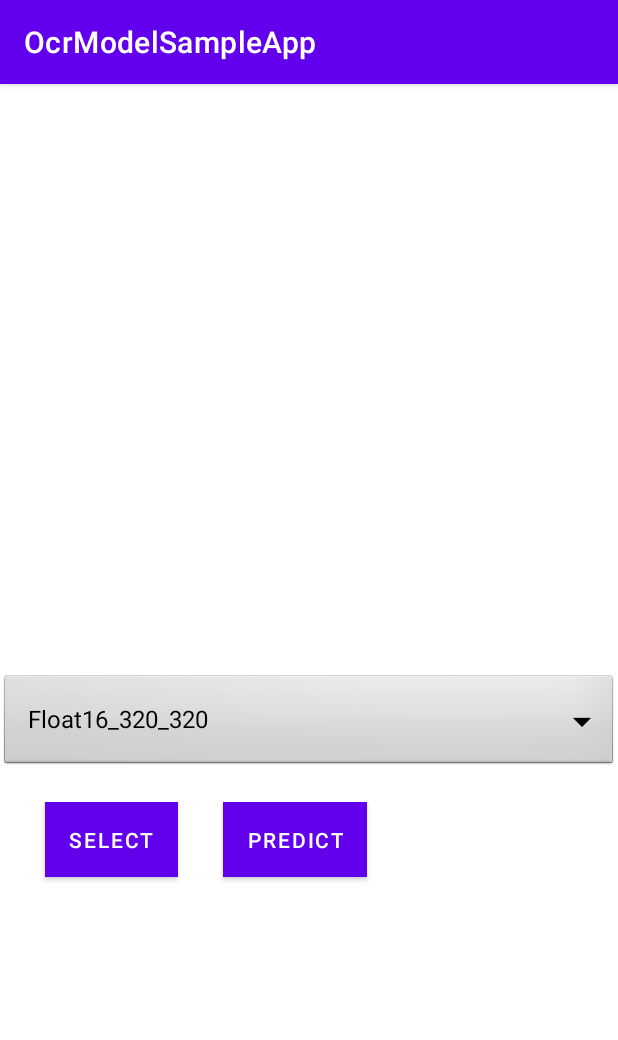
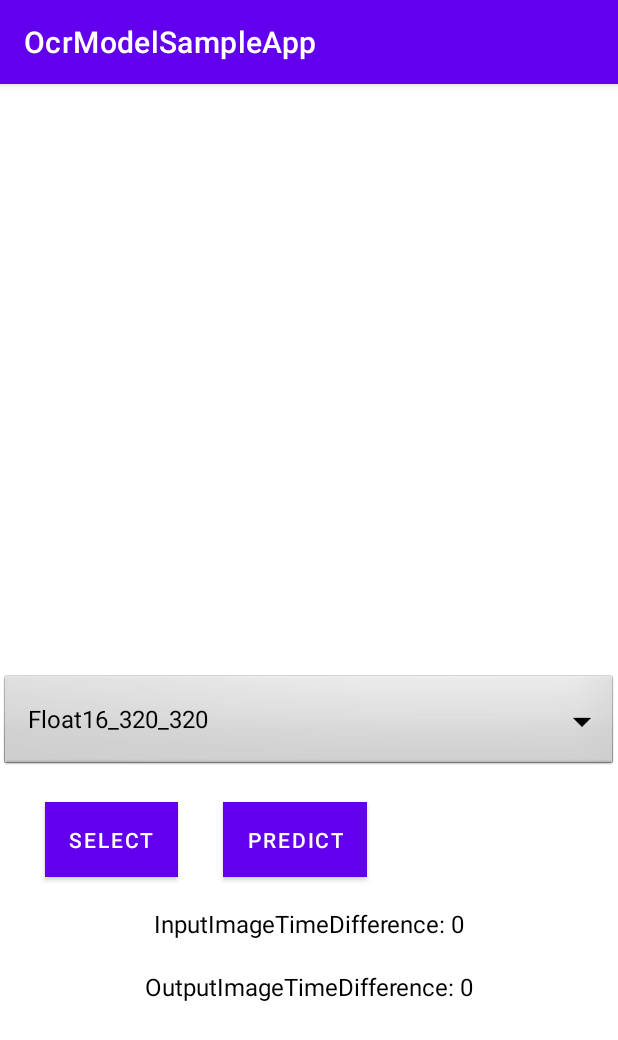
Before and after one commit to iamsharad98/OcrModelApp, an Android app: the screen it shows after launch (MainActivity), after a tap on "PREDICT", on a phone screen of 412 x 824 dp. Shown: the top 1040 px of the screen. Run offline under Robolectric (Android 15) with nearby library versions, the phone set to English and light mode, and no system bars; libraries missing offline, so code that uses them is left out: org.tensorflow.lite; 14 statements that could not run were skipped.

Commit message:
Add Time difference buttons for different models

```diff
--- a/app/src/main/java/com/aimonk/ocrmodelsampleapp/MainActivity.java
+++ b/app/src/main/java/com/aimonk/ocrmodelsampleapp/MainActivity.java
@@ -9,6 +9,7 @@ import android.graphics.Bitmap;
 import android.graphics.ImageDecoder;
 import android.net.Uri;
 import android.nfc.Tag;
+import android.os.AsyncTask;
 import android.os.Build;
 import android.os.Bundle;
 import android.provider.MediaStore;
@@ -39,11 +40,13 @@ import org.tensorflow.lite.DataType;
 import org.tensorflow.lite.support.image.TensorImage;
 import org.tensorflow.lite.support.tensorbuffer.TensorBuffer;
 
+import java.io.File;
 import java.io.IOException;
 import java.nio.ByteBuffer;
 import java.text.SimpleDateFormat;
 import java.time.LocalDateTime;
 import java.time.format.DateTimeFormatter;
+import java.util.ArrayList;
 import java.util.Date;
 
 public class MainActivity extends AppCompatActivity implements AdapterView.OnItemSelectedListener
@@ -53,7 +56,7 @@ public class MainActivity extends AppCompatActivity implements AdapterView.OnIte
 
     private ImageView imgView;
     private Button select, predict;
-    private TextView tv;
+    private TextView tv, inputImageTimeText, outputImageTimeText;
     private Bitmap img;
     private String TAG = "MainActivity";
     private Spinner dropdown;
@@ -69,6 +72,8 @@ public class MainActivity extends AppCompatActivity implements AdapterView.OnIte
         tv = (TextView) findViewById(R.id.fetchedText);
         select = (Button) findViewById(R.id.select_image);
         predict = (Button) findViewById(R.id.predict);
+        inputImageTimeText = findViewById(R.id.inputImageTimeText);
+        outputImageTimeText = findViewById(R.id.outputImageTimeText);
 
         dropdown = findViewById(R.id.spinner);
         String[] items = new String[]{"Float16_320_320", "Float16_480_320", "Float16_480_480", "Float16_640_480",
@@ -91,7 +96,7 @@ public class MainActivity extends AppCompatActivity implements AdapterView.OnIte
             @SuppressLint("SetTextI18n")
             @Override
             public void onClick(View v) {
-                predictText();
+                new AsyncPredictData(mContext).execute();
             }
         });
     }
@@ -100,72 +105,72 @@ public class MainActivity extends AppCompatActivity implements AdapterView.OnIte
         Log.d(TAG, "predictText: Position Selected " + positionSelected);
         switch (positionSelected) {
             case 0:
-                Toast.makeText(mContext, "Float 16 - 320*320 Selected", Toast.LENGTH_SHORT).show();
+//                Toast.makeText(mContext, "Float 16 - 320*320 Selected", Toast.LENGTH_SHORT).show();
                 selectedModel = "16-320*320";
                 model16_320_320();
                 break;
             case 1:
-                Toast.makeText(mContext, "Float 16 - 480*320 Selected", Toast.LENGTH_SHORT).show();
+//                Toast.makeText(mContext, "Float 16 - 480*320 Selected", Toast.LENGTH_SHORT).show();
                 selectedModel = "16-480*320";
                 model16_480_320();
                 break;
             case 2:
-                Toast.makeText(mContext, "Float 16 - 480*480 Selected", Toast.LENGTH_SHORT).show();
+//                Toast.makeText(mContext, "Float 16 - 480*480 Selected", Toast.LENGTH_SHORT).show();
                 selectedModel = "16-480*480";
                 model16_480_480();
 
                 break;
             case 3:
-                Toast.makeText(mContext, "Float 16 - 640*480 Selected", Toast.LENGTH_SHORT).show();
+//                Toast.makeText(mContext, "Float 16 - 640*480 Selected", Toast.LENGTH_SHORT).show();
                 selectedModel = "16-640*480";
                 model16_640_480();
                 break;
             case 4:
-                Toast.makeText(mContext, "Float 16 - 640*640 Selected", Toast.LENGTH_SHORT).show();
+//                Toast.makeText(mContext, "Float 16 - 640*640 Selected", Toast.LENGTH_SHORT).show();
                 selectedModel = "16-640*640";
                 model16_640_640();
                 break;
             case 5:
-                Toast.makeText(mContext, "Float 16 - 1280*800 Selected", Toast.LENGTH_SHORT).show();
+//                Toast.makeText(mContext, "Float 16 - 1280*800 Selected", Toast.LENGTH_SHORT).show();
                 selectedModel = "16-1280*800";
                 model16_1280_800();
                 break;
             case 6:
-                Toast.makeText(mContext, "Float 32 - 320*320 Selected", Toast.LENGTH_SHORT).show();
+//                Toast.makeText(mContext, "Float 32 - 320*320 Selected", Toast.LENGTH_SHORT).show();
                 selectedModel = "32-320*320";
                 model32_320_320();
 
                 break;
             case 7:
-                Toast.makeText(mContext, "Float 32 - 480*320 Selected", Toast.LENGTH_SHORT).show();
+//                Toast.makeText(mContext, "Float 32 - 480*320 Selected", Toast.LENGTH_SHORT).show();
                 selectedModel = "32-480*320";
                 model32_480_320();
                 // Whatever you want to happen when the third item gets selected
                 break;
             case 8:
-                Toast.makeText(mContext, "Float 32 - 480*480 Selected", Toast.LENGTH_SHORT).show();
+//                Toast.makeText(mContext, "Float 32 - 480*480 Selected", Toast.LENGTH_SHORT).show();
                 selectedModel = "32-480*480";
                 model32_480_480();
                 break;
             case 9:
-                Toast.makeText(mContext, "Float 32 - 640*480 Selected", Toast.LENGTH_SHORT).show();
+//                Toast.makeText(mContext, "Float 32 - 640*480 Selected", Toast.LENGTH_SHORT).show();
                 selectedModel = "32-640*480";
                 model32_640_480();
                 // Whatever you want to happen when the third item gets selected
                 break;
             case 10:
-                Toast.makeText(mContext, "Float 32 - 640*640 Selected", Toast.LENGTH_SHORT).show();
+//                Toast.makeText(mContext, "Float 32 - 640*640 Selected", Toast.LENGTH_SHORT).show();
                 selectedModel = "32-640*640";
                 model32_640_640();
                 break;
             case 11:
-                Toast.makeText(mContext, "Float 32 - 1280*800 Selected", Toast.LENGTH_SHORT).show();
+//                Toast.makeText(mContext, "Float 32 - 1280*800 Selected", Toast.LENGTH_SHORT).show();
                 selectedModel = "32-1280*800";
                 model32_1280_800();
                 // Whatever you want to happen when the third item gets selected
                 break;
             default:
-                Toast.makeText(mContext, "By Default FLoat 16- 320*320 Selected", Toast.LENGTH_SHORT).show();
+//                Toast.makeText(mContext, "By Default FLoat 16- 320*320 Selected", Toast.LENGTH_SHORT).show();
                 selectedModel = "16-480*480";
                 model16_320_320();
         }
@@ -211,6 +216,45 @@ public class MainActivity extends AppCompatActivity implements AdapterView.OnIte
         }
     }
 
+
+    public class AsyncPredictData extends AsyncTask<String, Integer, String> {
+        Context context;
+
+        public AsyncPredictData(Context context2) {
+            context = context2;
+        }
+
+        @Override
+        protected void onPreExecute() {
+            super.onPreExecute();
+
+            Log.d("scanner", "in PreExecute ");
+        }
+
+        @Override
+        protected String doInBackground(String... strings) {
+
+            predictText();
+            String res = "success";
+
+            return res;
+        }
+
+        @Override
+        protected void onProgressUpdate(Integer... values) {
+            super.onProgressUpdate(values);
+
+            Log.d("scanner", "in onProgresUpdate ");
+        }
+
+        @Override
+        protected void onPostExecute(String file) {
+            super.onPostExecute(file);
+            Log.d("scanner", "in onPostExecute ");
+        }
+    }
+
+
     @SuppressLint("SetTextI18n")
     private void model16_320_320(){
 
@@ -236,6 +280,16 @@ public class MainActivity extends AppCompatActivity implements AdapterView.OnIte
             Date date2 = new Date();
             Log.d(TAG, "model16_320_320: After InputFeature and Before Outputs " + formatter2.format(date2));
 
+            long inputTimeDiff = date2.getTime() - date.getTime();
+            runOnUiThread(new Runnable() {
+
+                @Override
+                public void run() {
+                    // Stuff that updates the UI
+                    inputImageTimeText.setText("InputImageTimeDifference: "+ inputTimeDiff);
+                }
+            });
+
             // Runs model inference and gets result.
             Craft320320Float16.Outputs outputs = model.process(inputFeature0);
             TensorBuffer outputFeature0 = outputs.getOutputFeature0AsTensorBuffer();
@@ -244,12 +298,28 @@ public class MainActivity extends AppCompatActivity implements AdapterView.OnIte
             Date date3 = new Date();
             Log.d(TAG, "model16_320_320: After Outputs " + formatter3.format(date3));
 
+            long outputTimeDiff = date3.getTime() - date2.getTime();
+            runOnUiThread(new Runnable() {
+
+                @Override
+                public void run() {
+                    // Stuff that updates the UI
+                    outputImageTimeText.setText("OutputImageTimeDifference: "+ outputTimeDiff);
+                }
+            });
+
             Log.d(TAG, "onClick: output feature " + selectedModel+ " "+
                     outputFeature0.getFloatArray()[0] + "\n"+outputFeature0.getFloatArray()[1]);
 
             Log.d(TAG, "onClick: length " + outputFeature0.getFloatArray().length);
-            tv.setText(outputFeature0.getFloatArray()[0] + "\n"+outputFeature0.getFloatArray()[1]);
+            runOnUiThread(new Runnable() {
 
+                @Override
+                public void run() {
+                    // Stuff that updates the UI
+                    tv.setText(outputFeature0.getFloatArray()[0] + "\n"+outputFeature0.getFloatArray()[1]);
+                }
+            });
             // Releases model resources if no longer used.
             model.close();
 
@@ -285,7 +355,15 @@ public class MainActivity extends AppCompatActivity implements AdapterView.OnIte
             SimpleDateFormat formatter2 = new SimpleDateFormat("dd/MM/yyyy HH:mm:ss");
             Date date2 = new Date();
             Log.d(TAG, "Craft480320Float16: After InputFeature and Before Outputs " + formatter2.format(date2));
+            long inputTimeDiff = date2.getTime() - date.getTime();
 
+            runOnUiThread(new Runnable() {
+
+                @Override
+                public void run() {
+                    // Stuff that updates the UI
+                }
+            });
 
             // Runs model inference and gets result.
             Craft480320Float16.Outputs outputs = model.process(inputFeature0);
@@ -486,6 +564,16 @@ public class MainActivity extends AppCompatActivity implements AdapterView.OnIte
             Date date2 = new Date();
             Log.d(TAG, "model16_1280_800: After Inputs and Before outputs " + formatter2.format(date2));
 
+            long inputTimeDiff = date2.getTime() - date.getTime();
+            runOnUiThread(new Runnable() {
+
+                @Override
+                public void run() {
+                    // Stuff that updates the UI
+                    inputImageTimeText.setText("InputImageTimeDifference: "+ inputTimeDiff);
+                }
+            });
+
             // Runs model inference and gets result.
             Craft1280800Float16.Outputs outputs = model.process(inputFeature0);
             TensorBuffer outputFeature0 = outputs.getOutputFeature0AsTensorBuffer();
@@ -495,11 +583,21 @@ public class MainActivity extends AppCompatActivity implements AdapterView.OnIte
             Date date3 = new Date();
             Log.d(TAG, "model16_1280_800: After outputs " + formatter3.format(date3));
 
+            long outputTimeDiff = date3.getTime() - date2.getTime();
+            runOnUiThread(new Runnable() {
+
+                @Override
+                public void run() {
+                    // Stuff that updates the UI
+                    outputImageTimeText.setText("OutputImageTimeDifference: "+ outputTimeDiff);
+                }
+            });
+
             Log.d(TAG, "onClick: output feature "+selectedModel+ " "+
                     outputFeature0.getFloatArray()[0] + "\n"+outputFeature0.getFloatArray()[1]);
 
             Log.d(TAG, "onClick: length " + outputFeature0.getFloatArray().length);
-            tv.setText(outputFeature0.getFloatArray()[0] + "\n"+outputFeature0.getFloatArray()[1]);
+//            tv.setText(outputFeature0.getFloatArray()[0] + "\n"+outputFeature0.getFloatArray()[1]);
 
             // Releases model resources if no longer used.
             model.close();
--- a/app/src/main/res/layout/activity_main.xml
+++ b/app/src/main/res/layout/activity_main.xml
@@ -52,6 +52,26 @@
         android:layout_toRightOf="@+id/select_image"
         android:layout_marginLeft="30dp"
         />
+    <TextView
+        android:id="@+id/inputImageTimeText"
+        android:layout_width="match_parent"
+        android:layout_height="wrap_content"
+        android:layout_below="@+id/select_image"
+        android:textSize="16sp"
+        android:textColor="#000000"
+        android:textAlignment="center"
+        android:layout_marginTop="20dp"
+        />
+    <TextView
+        android:id="@+id/outputImageTimeText"
+        android:layout_width="match_parent"
+        android:layout_height="wrap_content"
+        android:layout_below="@+id/inputImageTimeText"
+        android:textSize="16sp"
+        android:textColor="#000000"
+        android:textAlignment="center"
+        android:layout_marginTop="20dp"
+        />
 
 
 </RelativeLayout>
```
